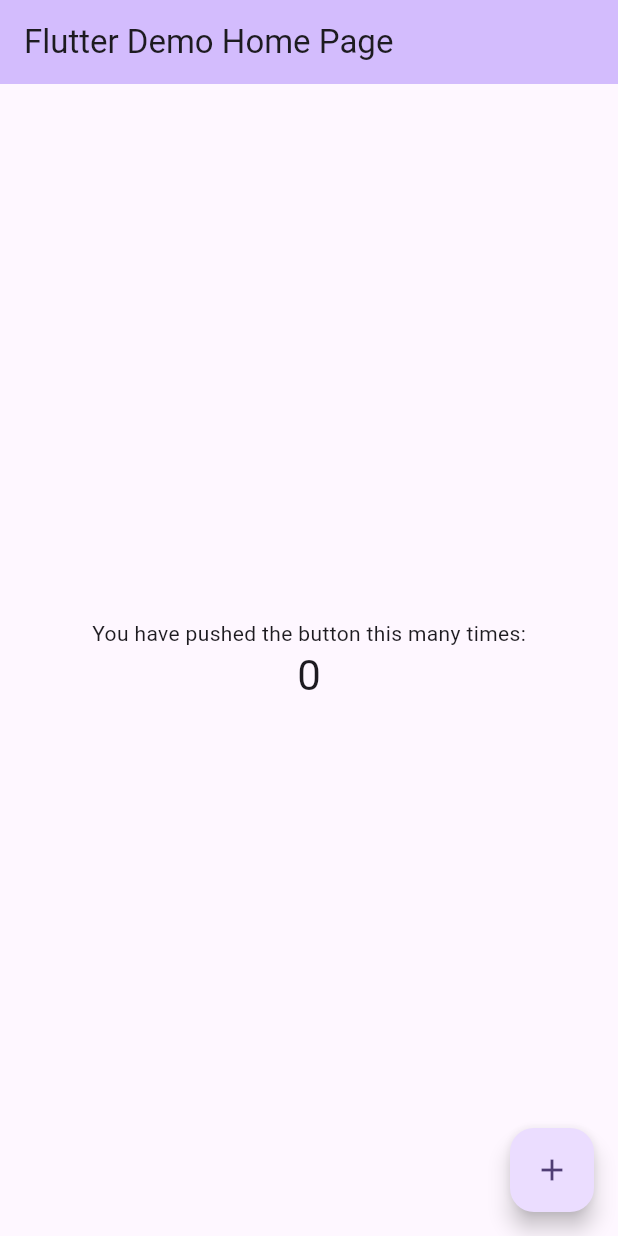
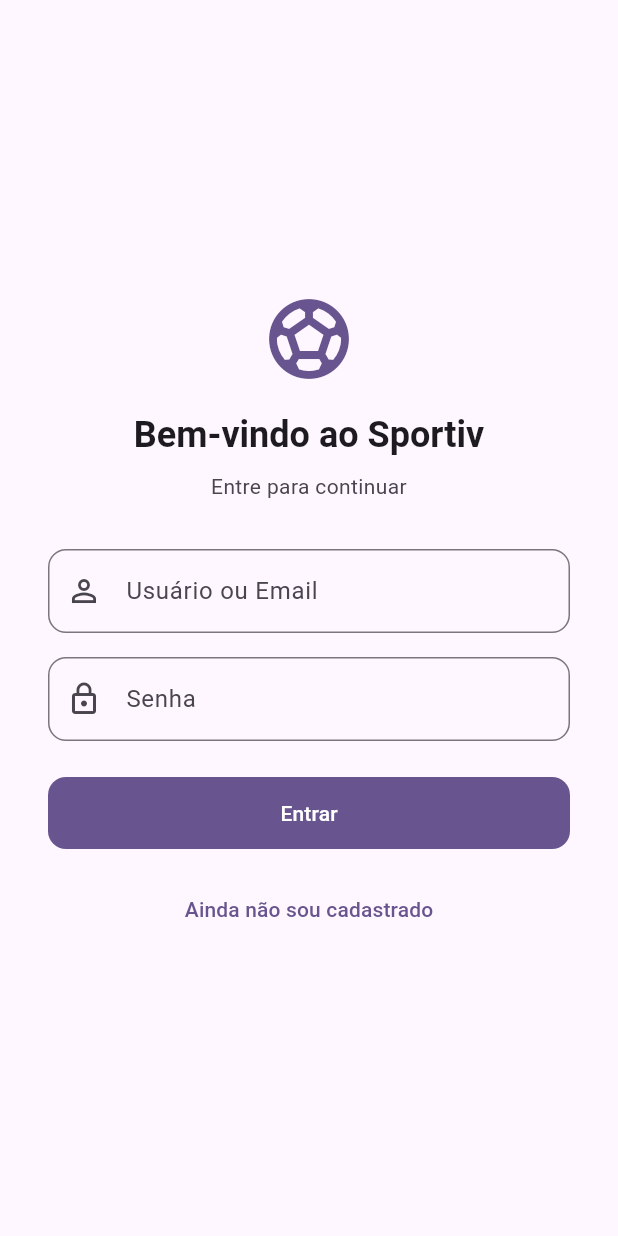
Before and after one commit to MauricioReisdoefer/sportiv-frontend, a Flutter app: the screen it shows after launch, on a phone screen of 412 x 824 dp. Run offline on Flutter 3.47's test engine with Material 3 defaults, Android fonts, the light colour scheme and no system bars.

Commit message:
FEAT: Creating Login Page Style

```diff
--- /dev/null
+++ b/lib/features/auth/presentation/pages/login_page.dart
@@ -0,0 +1,99 @@
+import 'package:flutter/material.dart';
+
+class LoginPage extends StatelessWidget {
+  const LoginPage({super.key});
+
+  @override
+  Widget build(BuildContext context) {
+    return Scaffold(
+      body: SafeArea(
+        child: Center(
+          child: SingleChildScrollView(
+            padding: const EdgeInsets.symmetric(horizontal: 32, vertical: 24),
+            child: Column(
+              crossAxisAlignment: CrossAxisAlignment.stretch,
+              children: [
+                // Logo ou título
+                Icon(
+                  Icons.sports_soccer,
+                  size: 64,
+                  color: Theme.of(context).colorScheme.primary,
+                ),
+                const SizedBox(height: 16),
+
+                Text(
+                  'Bem-vindo ao Sportiv',
+                  textAlign: TextAlign.center,
+                  style: Theme.of(context).textTheme.headlineSmall?.copyWith(
+                        fontWeight: FontWeight.bold,
+                      ),
+                ),
+                const SizedBox(height: 8),
+
+                Text(
+                  'Entre para continuar',
+                  textAlign: TextAlign.center,
+                  style: Theme.of(context).textTheme.bodyMedium?.copyWith(
+                        color: Theme.of(context).colorScheme.onSurfaceVariant,
+                      ),
+                ),
+                const SizedBox(height: 32),
+
+                // Campo usuário
+                TextField(
+                  decoration: InputDecoration(
+                    prefixIcon: const Icon(Icons.person_outline),
+                    labelText: 'Usuário ou Email',
+                    border: OutlineInputBorder(
+                      borderRadius: BorderRadius.circular(12),
+                    ),
+                  ),
+                ),
+                const SizedBox(height: 16),
+
+                // Campo senha
+                TextField(
+                  obscureText: true,
+                  decoration: InputDecoration(
+                    prefixIcon: const Icon(Icons.lock_outline),
+                    labelText: 'Senha',
+                    border: OutlineInputBorder(
+                      borderRadius: BorderRadius.circular(12),
+                    ),
+                  ),
+                ),
+                const SizedBox(height: 24),
+
+                // Botão entrar
+                FilledButton(
+                  onPressed: () {
+                    //
+                    // TO DO: lógica de login
+                    //
+                  },
+                  style: FilledButton.styleFrom(
+                    minimumSize: const Size.fromHeight(48),
+                    shape: RoundedRectangleBorder(
+                      borderRadius: BorderRadius.circular(12),
+                    ),
+                  ),
+                  child: const Text('Entrar'),),
+                const SizedBox(height: 16),
+
+                // Link de cadastro
+                TextButton(
+                  onPressed: () {
+                    //
+                    // TO DO: navegação p/ cadastro
+                    //
+                  },
+                  child: const Text('Ainda não sou cadastrado'),
+                ),
+              ],
+            ),
+          ),
+        ),
+      ),
+    );
+  }
+}
--- a/lib/main.dart
+++ b/lib/main.dart
@@ -1,122 +1,20 @@
 import 'package:flutter/material.dart';
+import 'package:sportiv/features/auth/presentation/pages/login_page.dart';
 
 void main() {
-  runApp(const MyApp());
+  runApp(const Sportiv());
 }
 
-class MyApp extends StatelessWidget {
-  const MyApp({super.key});
-
-  // This widget is the root of your application.
+class Sportiv extends StatelessWidget {
+  const Sportiv({super.key});
   @override
   Widget build(BuildContext context) {
     return MaterialApp(
       title: 'Flutter Demo',
       theme: ThemeData(
-        // This is the theme of your application.
-        //
-        // TRY THIS: Try running your application with "flutter run". You'll see
-        // the application has a purple toolbar. Then, without quitting the app,
-        // try changing the seedColor in the colorScheme below to Colors.green
-        // and then invoke "hot reload" (save your changes or press the "hot
-        // reload" button in a Flutter-supported IDE, or press "r" if you used
-        // the command line to start the app).
-        //
-        // Notice that the counter didn't reset back to zero; the application
-        // state is not lost during the reload. To reset the state, use hot
-        // restart instead.
-        //
-        // This works for code too, not just values: Most code changes can be
-        // tested with just a hot reload.
         colorScheme: ColorScheme.fromSeed(seedColor: Colors.deepPurple),
       ),
-      home: const MyHomePage(title: 'Flutter Demo Home Page'),
+      home: const LoginPage(),
     );
   }
 }
-
-class MyHomePage extends StatefulWidget {
-  const MyHomePage({super.key, required this.title});
-
-  // This widget is the home page of your application. It is stateful, meaning
-  // that it has a State object (defined below) that contains fields that affect
-  // how it looks.
-
-  // This class is the configuration for the state. It holds the values (in this
-  // case the title) provided by the parent (in this case the App widget) and
-  // used by the build method of the State. Fields in a Widget subclass are
-  // always marked "final".
-
-  final String title;
-
-  @override
-  State<MyHomePage> createState() => _MyHomePageState();
-}
-
-class _MyHomePageState extends State<MyHomePage> {
-  int _counter = 0;
-
-  void _incrementCounter() {
-    setState(() {
-      // This call to setState tells the Flutter framework that something has
-      // changed in this State, which causes it to rerun the build method below
-      // so that the display can reflect the updated values. If we changed
-      // _counter without calling setState(), then the build method would not be
-      // called again, and so nothing would appear to happen.
-      _counter++;
-    });
-  }
-
-  @override
-  Widget build(BuildContext context) {
-    // This method is rerun every time setState is called, for instance as done
-    // by the _incrementCounter method above.
-    //
-    // The Flutter framework has been optimized to make rerunning build methods
-    // fast, so that you can just rebuild anything that needs updating rather
-    // than having to individually change instances of widgets.
-    return Scaffold(
-      appBar: AppBar(
-        // TRY THIS: Try changing the color here to a specific color (to
-        // Colors.amber, perhaps?) and trigger a hot reload to see the AppBar
-        // change color while the other colors stay the same.
-        backgroundColor: Theme.of(context).colorScheme.inversePrimary,
-        // Here we take the value from the MyHomePage object that was created by
-        // the App.build method, and use it to set our appbar title.
-        title: Text(widget.title),
-      ),
-      body: Center(
-        // Center is a layout widget. It takes a single child and positions it
-        // in the middle of the parent.
-        child: Column(
-          // Column is also a layout widget. It takes a list of children and
-          // arranges them vertically. By default, it sizes itself to fit its
-          // children horizontally, and tries to be as tall as its parent.
-          //
-          // Column has various properties to control how it sizes itself and
-          // how it positions its children. Here we use mainAxisAlignment to
-          // center the children vertically; the main axis here is the vertical
-          // axis because Columns are vertical (the cross axis would be
-          // horizontal).
-          //
-          // TRY THIS: Invoke "debug painting" (choose the "Toggle Debug Paint"
-          // action in the IDE, or press "p" in the console), to see the
-          // wireframe for each widget.
-          mainAxisAlignment: MainAxisAlignment.center,
-          children: <Widget>[
-            const Text('You have pushed the button this many times:'),
-            Text(
-              '$_counter',
-              style: Theme.of(context).textTheme.headlineMedium,
-            ),
-          ],
-        ),
-      ),
-      floatingActionButton: FloatingActionButton(
-        onPressed: _incrementCounter,
-        tooltip: 'Increment',
-        child: const Icon(Icons.add),
-      ), // This trailing comma makes auto-formatting nicer for build methods.
-    );
-  }
-}
```
Also changed, not shown: lib/features/auth/presentation/pages/register_page.dart (added), 1 other file.
